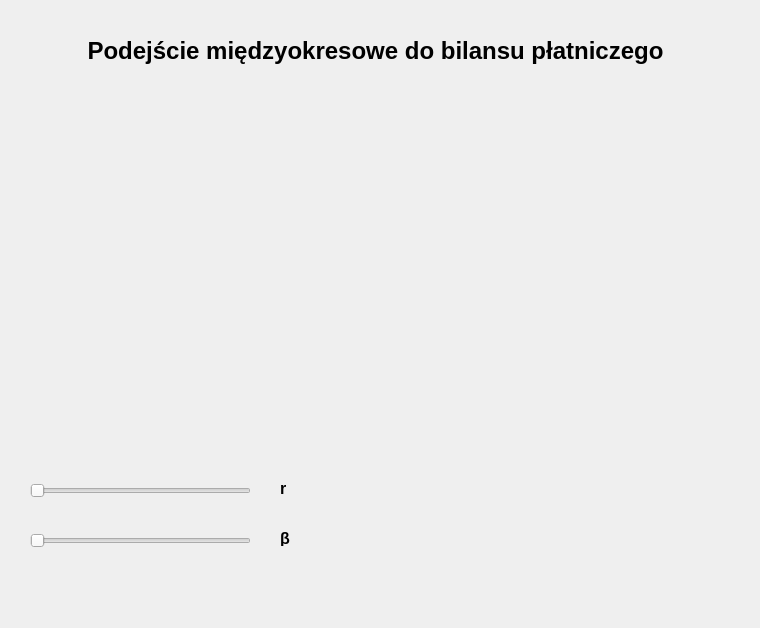
Above: ui/Bilans.ui from vanitskiy18/macroeconomics-of-the-open-economy-models before the change. Below: the same form after it.
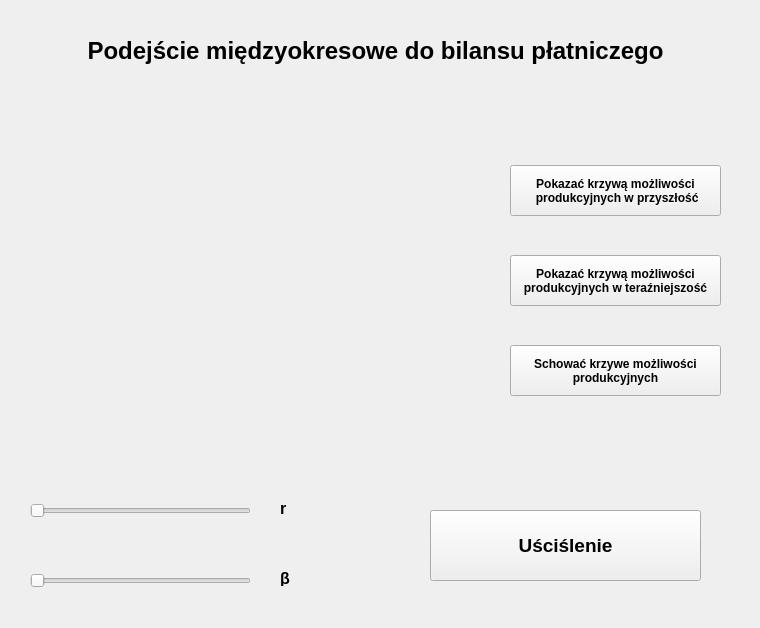
That is the form after the change.

Patch:
```diff
--- a/ui/Bilans.ui
+++ b/ui/Bilans.ui
@@ -17,7 +17,7 @@
    <property name="geometry">
     <rect>
      <x>280</x>
-     <y>480</y>
+     <y>500</y>
      <width>49</width>
      <height>16</height>
     </rect>
@@ -68,7 +68,7 @@
    <property name="geometry">
     <rect>
      <x>280</x>
-     <y>530</y>
+     <y>570</y>
      <width>49</width>
      <height>16</height>
     </rect>
@@ -87,11 +87,17 @@
    <property name="geometry">
     <rect>
      <x>30</x>
-     <y>530</y>
+     <y>570</y>
      <width>221</width>
      <height>21</height>
     </rect>
    </property>
+   <property name="minimum">
+    <number>25</number>
+   </property>
+   <property name="maximum">
+    <number>75</number>
+   </property>
    <property name="orientation">
     <enum>Qt::Horizontal</enum>
    </property>
@@ -100,11 +106,14 @@
    <property name="geometry">
     <rect>
      <x>30</x>
-     <y>480</y>
+     <y>500</y>
      <width>221</width>
      <height>21</height>
     </rect>
    </property>
+   <property name="maximum">
+    <number>50</number>
+   </property>
    <property name="orientation">
     <enum>Qt::Horizontal</enum>
    </property>
@@ -112,13 +121,89 @@
   <widget class="QWidget" name="widget_2" native="true">
    <property name="geometry">
     <rect>
-     <x>380</x>
-     <y>120</y>
-     <width>330</width>
-     <height>330</height>
+     <x>40</x>
+     <y>100</y>
+     <width>410</width>
+     <height>360</height>
     </rect>
    </property>
   </widget>
+  <widget class="QPushButton" name="button_future">
+   <property name="geometry">
+    <rect>
+     <x>510</x>
+     <y>165</y>
+     <width>211</width>
+     <height>51</height>
+    </rect>
+   </property>
+   <property name="font">
+    <font>
+     <bold>true</bold>
+    </font>
+   </property>
+   <property name="text">
+    <string>Pokazać krzywą możliwości
+ produkcyjnych w przyszłość</string>
+   </property>
+  </widget>
+  <widget class="QPushButton" name="button_present">
+   <property name="geometry">
+    <rect>
+     <x>510</x>
+     <y>255</y>
+     <width>211</width>
+     <height>51</height>
+    </rect>
+   </property>
+   <property name="font">
+    <font>
+     <bold>true</bold>
+    </font>
+   </property>
+   <property name="text">
+    <string>Pokazać krzywą możliwości
+produkcyjnych w teraźniejszość</string>
+   </property>
+  </widget>
+  <widget class="QPushButton" name="button_hide">
+   <property name="geometry">
+    <rect>
+     <x>510</x>
+     <y>345</y>
+     <width>211</width>
+     <height>51</height>
+    </rect>
+   </property>
+   <property name="font">
+    <font>
+     <bold>true</bold>
+    </font>
+   </property>
+   <property name="text">
+    <string>Schować krzywe możliwości
+produkcyjnych</string>
+   </property>
+  </widget>
+  <widget class="QPushButton" name="button_info">
+   <property name="geometry">
+    <rect>
+     <x>430</x>
+     <y>510</y>
+     <width>271</width>
+     <height>71</height>
+    </rect>
+   </property>
+   <property name="font">
+    <font>
+     <pointsize>14</pointsize>
+     <bold>true</bold>
+    </font>
+   </property>
+   <property name="text">
+    <string>Uściślenie</string>
+   </property>
+  </widget>
  </widget>
  <resources/>
  <connections/>
```
Left out of the diff: 14 changed lines with no effect on the pictures.
